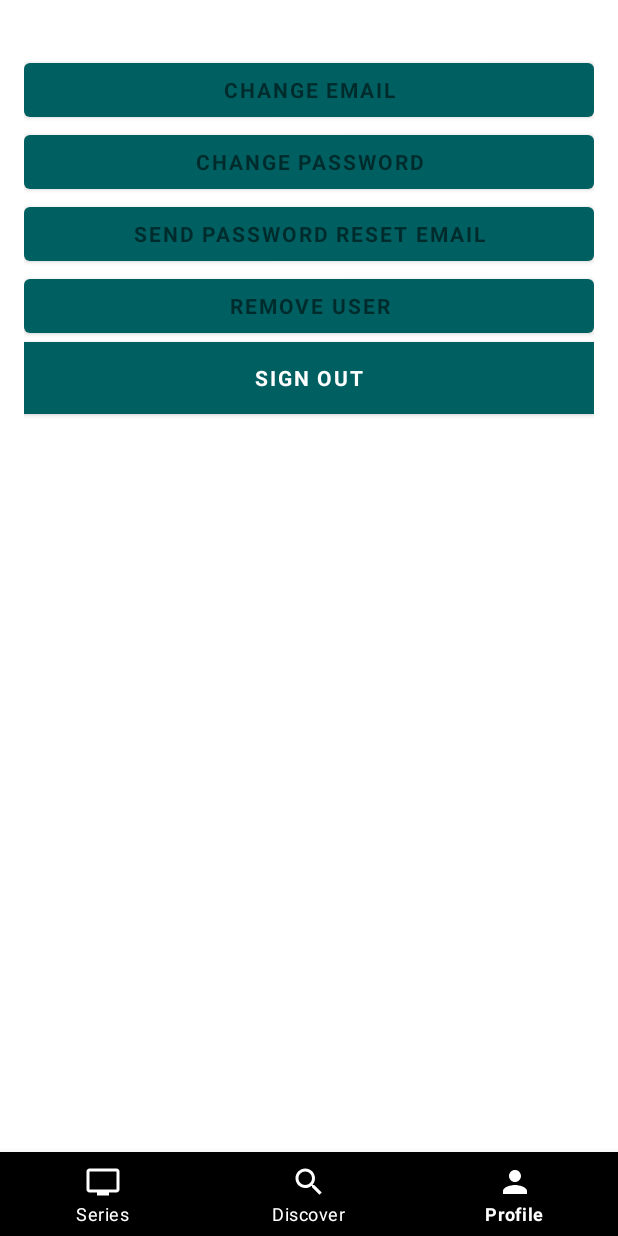
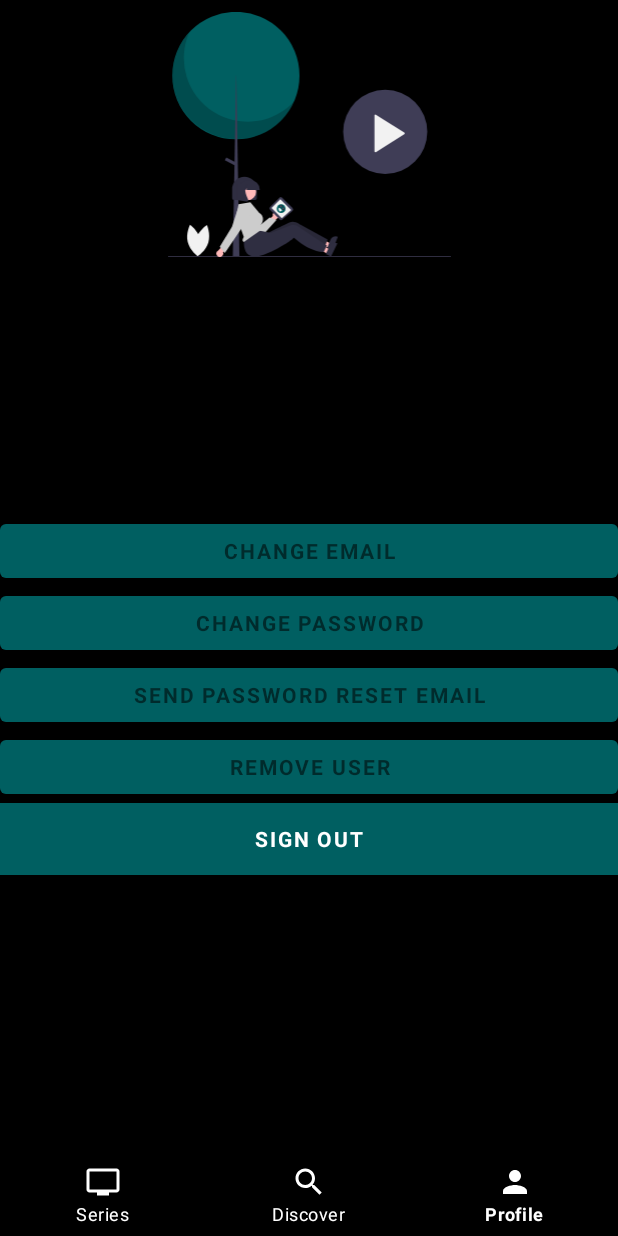
Before and after one commit to Gabicle/WatchIT, an Android app: the screen it shows after launch once a user with an empty profile is signed in (MainActivity), item 3 of the bottom bar chosen, on a phone screen of 412 x 824 dp. Run offline under Robolectric (Android 15) with nearby library versions, the phone set to English and light mode, and no system bars; our stand-ins replace Firebase (no records; nobody signed in at launch, a user with empty details on screens opened directly), Room's generated code; network calls fail; pictures from the network do not load.

Commit message:
Updated Profile UI

```diff
--- a/app/src/main/java/com/isep/series/fragments/ProfileFragment.java
+++ b/app/src/main/java/com/isep/series/fragments/ProfileFragment.java
@@ -16,6 +16,7 @@ import android.content.Intent;
 
 import android.widget.Button;
 import android.widget.EditText;
+import android.widget.ImageView;
 import android.widget.ProgressBar;
 import android.widget.Toast;
 
@@ -35,6 +36,7 @@ public class ProfileFragment extends Fragment {
     private ProgressBar progressBar;
     private FirebaseAuth.AuthStateListener authListener;
     private FirebaseAuth auth;
+    private ImageView profileImg;
 
 
     @Nullable
@@ -71,11 +73,14 @@ public class ProfileFragment extends Fragment {
         sendEmail = (Button) view.findViewById(R.id.send);
         remove = (Button) view.findViewById(R.id.remove);
         signOut = (Button) view.findViewById(R.id.sign_out);
+        profileImg = (ImageView) view.findViewById(R.id.profile_img);
 
         oldEmail = (EditText) view.findViewById(R.id.old_email);
         newEmail = (EditText) view.findViewById(R.id.new_email);
         password = (EditText) view.findViewById(R.id.password);
         newPassword = (EditText) view.findViewById(R.id.newPassword);
+
+        profileImg.setImageResource(R.drawable.ic_prof);
 
         oldEmail.setVisibility(View.GONE);
         newEmail.setVisibility(View.GONE);
--- /dev/null
+++ b/app/src/main/res/drawable/ic_prof.xml
@@ -0,0 +1,120 @@
+<vector xmlns:android="http://schemas.android.com/apk/res/android"
+    android:width="766dp"
+    android:height="663.78dp"
+    android:viewportWidth="766"
+    android:viewportHeight="663.78">
+  <path
+      android:pathData="M75.871,614.538c-6.979,23.313 3.852,47.148 3.852,47.148s22.147,-13.963 29.126,-37.276 -3.852,-47.148 -3.852,-47.148S82.85,591.225 75.871,614.538Z"
+      android:fillColor="#f2f2f2"/>
+  <path
+      android:pathData="M86.467,615.169c5.874,23.616 -6.068,46.915 -6.068,46.915s-21.465,-14.99 -27.339,-38.606 6.068,-46.915 6.068,-46.915S80.594,591.553 86.467,615.169Z"
+      android:fillColor="#f2f2f2"/>
+  <path
+      android:pathData="M435.535,638.619l4.442,-11.427l-41.96,-22.573l-6.556,16.865l44.074,17.135z"
+      android:fillColor="#ffb8b8"/>
+  <path
+      android:pathData="M459.337,608.81a15.379,15.379 0,0 0,-19.915 8.766l-2.997,7.703 -4.62,11.89 -1.129,2.915 14.806,5.76 14.321,-36.849Z"
+      android:fillColor="#2f2e41"/>
+  <path
+      android:pathData="M431.806,616.628l-1.932,5.124 -4.822,12.788 -0.116,0.32c-12.285,1.578 -25.752,-1.516 -38.209,-6.323a155.312,155.312 0,0 1,-14.624 -6.526c-7.044,-3.559 -13.352,-7.316 -18.383,-10.529 -7.576,-4.862 -12.26,-8.513 -12.26,-8.513s-1.238,1.118 -3.477,3.036c-3.002,2.568 -7.798,6.578 -13.873,11.299q-3.476,2.72 -7.465,5.69c-19.601,14.539 -44.756,-24.256 -44.756,-24.256s7.075,-4.504 8.923,-5.379c5.951,-2.816 19.932,-9.459 31.994,-15.363 6.214,-3.046 11.912,-5.903 15.737,-7.932 13.546,-7.212 30.384,6.435 30.384,6.435Z"
+      android:fillColor="#2f2e41"/>
+  <path
+      android:fillColor="#FF000000"
+      android:pathData="M431.806,616.628l-1.932,5.124 -4.822,12.788 -0.116,0.32c-12.285,1.578 -25.752,-1.516 -38.209,-6.323a155.312,155.312 0,0 1,-14.624 -6.526c-7.044,-3.559 -13.352,-7.316 -18.383,-10.529 -7.576,-4.862 -12.26,-8.513 -12.26,-8.513s-1.238,1.118 -3.477,3.036c-3.002,2.568 -7.798,6.578 -13.873,11.299q-3.476,2.72 -7.465,5.69c-19.601,14.539 -44.756,-24.256 -44.756,-24.256s7.075,-4.504 8.923,-5.379c5.951,-2.816 19.932,-9.459 31.994,-15.363 6.214,-3.046 11.912,-5.903 15.737,-7.932 13.546,-7.212 30.384,6.435 30.384,6.435Z"
+      android:strokeAlpha="0.14"
+      android:fillAlpha="0.14"/>
+  <path
+      android:pathData="M183.579,172.312m-172.312,0a172.312,172.312 0,1 1,344.623 0a172.312,172.312 0,1 1,-344.623 0"
+      android:fillColor="#005f61"/>
+  <path
+      android:fillColor="#FF000000"
+      android:pathData="M56.349,57.221A172.325,172.325 0,0 0,343.472 239.591,172.327 172.327,0 1,1 56.349,57.221Z"
+      android:strokeAlpha="0.2"
+      android:fillAlpha="0.2"/>
+  <path
+      android:pathData="M184.052,172.311l0.474,0l8.521,488.532l-17.989,0l8.994,-488.532z"
+      android:fillColor="#3f3d56"/>
+  <path
+      android:pathData="M153.557,401.412l3.97,-7.54l28.484,14.996l-3.97,7.54z"
+      android:fillColor="#3f3d56"/>
+  <path
+      android:pathData="M765,662.788L1,662.788a1,1 0,0 1,0 -2L765,660.788a1,1 0,0 1,0 2Z"
+      android:fillColor="#3f3d56"/>
+  <path
+      android:pathData="M235.746,509.077h-58a4.505,4.505 0,0 1,-4.5 -4.5v-25a33.5,33.5 0,0 1,67 0v25A4.505,4.505 0,0 1,235.746 509.077Z"
+      android:fillColor="#2f2e41"/>
+  <path
+      android:pathData="M290.904,540.478a9.377,9.377 0,0 0,-7.186 12.454l-15.772,14.506 6.478,11.734 21.985,-20.798a9.428,9.428 0,0 0,-5.505 -17.897Z"
+      android:fillColor="#ffb8b8"/>
+  <path
+      android:pathData="M243.448,606.43q-1.069,0 -2.14,-0.092A25.199,25.199 0,0 1,221.01 592.782l-25.267,-48.633a13.954,13.954 0,0 1,24.13 -13.965l23.311,52.304 31.719,-25.772 18.366,7.149 -31.016,34.242A25.485,25.485 0,0 1,243.448 606.43Z"
+      android:fillColor="#ccc"/>
+  <path
+      android:pathData="M336.913,531.285l-28.102,-28.102a5.242,5.242 0,0 0,-7.413 0l-25.28,25.28a5.242,5.242 0,0 0,0 7.413l26.256,26.256a5.242,5.242 0,0 0,7.133 0.26l27.125,-23.435a5.242,5.242 0,0 0,0.54 -7.393Q337.049,531.42 336.913,531.285Z"
+      android:fillColor="#3f3d56"/>
+  <path
+      android:pathData="M332.935,536.213l-28.926,-28.925l-23.871,23.871l27.803,27.802l24.994,-22.748z"
+      android:fillColor="#f2f2f2"/>
+  <path
+      android:pathData="M306.06,532.886m-11.746,0a11.746,11.746 0,1 1,23.492 0a11.746,11.746 0,1 1,-23.492 0"
+      android:fillColor="#005f61"/>
+  <path
+      android:fillColor="#FF000000"
+      android:pathData="M311.288,542.897a11.746,11.746 0,0 0,-11.966 -19.632,11.746 11.746,0 1,1 10.66,20.693A11.83,11.83 0,0 0,311.288 542.897Z"
+      android:strokeAlpha="0.1"
+      android:fillAlpha="0.1"/>
+  <path
+      android:pathData="M300.285,530.552c-1.401,1.316 -1.475,6.054 0.664,8.33s5.681,1.229 7.081,-0.087 0.13,-2.403 -2.009,-4.679S301.686,529.235 300.285,530.552Z"
+      android:fillColor="#f2f2f2"/>
+  <path
+      android:pathData="M312.209,533.077m-3.48,0a3.48,3.48 0,1 1,6.961 0a3.48,3.48 0,1 1,-6.961 0"
+      android:fillColor="#2f2e41"/>
+  <path
+      android:pathData="M305.953,526.419m-3.48,0a3.48,3.48 0,1 1,6.961 0a3.48,3.48 0,1 1,-6.961 0"
+      android:fillColor="#2f2e41"/>
+  <path
+      android:pathData="M312.209,533.077m-0.87,0a0.87,0.87 0,1 1,1.74 0a0.87,0.87 0,1 1,-1.74 0"
+      android:fillColor="#f2f2f2"/>
+  <path
+      android:pathData="M312.584,530.935m-0.435,0a0.435,0.435 0,1 1,0.87 0a0.435,0.435 0,1 1,-0.87 0"
+      android:fillColor="#f2f2f2"/>
+  <path
+      android:pathData="M306.328,524.277m-0.435,0a0.435,0.435 0,1 1,0.87 0a0.435,0.435 0,1 1,-0.87 0"
+      android:fillColor="#f2f2f2"/>
+  <path
+      android:pathData="M305.953,526.419m-0.87,0a0.87,0.87 0,1 1,1.74 0a0.87,0.87 0,1 1,-1.74 0"
+      android:fillColor="#f2f2f2"/>
+  <path
+      android:pathData="M431.99,654.69l5.307,-11.051l-40.101,-25.73l-7.833,16.311l42.627,20.47z"
+      android:fillColor="#ffb8b8"/>
+  <path
+      android:pathData="M458.012,626.798a15.379,15.379 0,0 0,-20.53 7.21l-3.58,7.45 -5.52,11.5 -1.35,2.82 14.32,6.88 17.11,-35.64Z"
+      android:fillColor="#2f2e41"/>
+  <path
+      android:pathData="M429.962,632.478l-2.32,4.96 -5.79,12.38 -0.14,0.31c-12.37,0.63 -25.56,-3.49 -37.61,-9.24a155.312,155.312 0,0 1,-14.08 -7.63c-6.75,-4.09 -12.75,-8.32 -17.52,-11.91 -7.18,-5.43 -11.57,-9.43 -11.57,-9.43s-1.32,1.02 -3.7,2.76c-3.19,2.33 -8.28,5.96 -14.7,10.2q-3.675,2.445 -7.88,5.1c-20.66,12.99 -50.04,28.81 -75.03,32.15 -43.89,5.87 -33.56,-52.7 -33.56,-52.7l34.93,-18.14 14.83,3.01 16.51,3.34 5.85,1.19s1.11,-0.42 3.02,-1.15c6.15,-2.35 20.6,-7.9 33.08,-12.86 6.43,-2.56 12.33,-4.97 16.3,-6.7 14.06,-6.15 29.8,8.75 29.8,8.75Z"
+      android:fillColor="#2f2e41"/>
+  <path
+      android:pathData="M142.145,663.526a9.377,9.377 0,0 0,6.532 -12.809l15,-15.302 -7.076,-11.384 -20.88,21.907a9.428,9.428 0,0 0,6.423 17.588Z"
+      android:fillColor="#ffb8b8"/>
+  <path
+      android:pathData="M214.958,486.807m-23.386,0a23.386,23.386 0,1 1,46.772 0a23.386,23.386 0,1 1,-46.772 0"
+      android:fillColor="#ffb8b8"/>
+  <path
+      android:pathData="M184.533,551.724 L204.905,609.48l-0.122,0.202c-2.833,4.684 -3.76,8.462 -2.678,10.926a4.761,4.761 0,0 0,3.019 2.604l48.209,-33.697 -1.688,-13.505 0.094,-0.151c4.66,-7.456 6.168,-14.208 4.485,-20.067 -2.184,-7.604 -9.125,-11.056 -9.195,-11.09l-0.168,-0.132L222.815,515.304 190.673,521.014Z"
+      android:fillColor="#ccc"/>
+  <path
+      android:pathData="M153.553,653.099 L139.906,636.302l32.899,-54.31 15.339,-47.413 0.476,0.154 -0.476,-0.154a19.047,19.047 0,1 1,33.964 16.437l-28.16,42.189Z"
+      android:fillColor="#ccc"/>
+  <path
+      android:pathData="M248.171,482.077L212.706,482.077l-0.364,-5.092 -1.818,5.092h-5.461l-0.721,-10.092 -3.604,10.092L190.171,482.077v-0.5a26.53,26.53 0,0 1,26.5 -26.5h5a26.53,26.53 0,0 1,26.5 26.5Z"
+      android:fillColor="#2f2e41"/>
+  <path
+      android:pathData="M212.415,513.743a4.597,4.597 0,0 1,-0.796 -0.07l-25.969,-4.582L185.65,466.171L214.237,466.171l-0.708,0.825c-9.847,11.484 -2.428,30.106 2.87,40.185a4.433,4.433 0,0 1,-0.352 4.707A4.482,4.482 0,0 1,212.415 513.743Z"
+      android:fillColor="#2f2e41"/>
+  <path
+      android:pathData="M588.139,324.689m-114,0a114,114 0,1 1,228 0a114,114 0,1 1,-228 0"
+      android:fillColor="#3f3d56"/>
+  <path
+      android:pathData="M558.992,280.378v96.991a2.497,2.497 0,0 0,3.74 2.302l76.883,-48.496a2.748,2.748 0,0 0,0 -4.571l-76.883,-48.496a2.474,2.474 0,0 0,-3.74 2.27Z"
+      android:fillColor="#f2f2f2"/>
+</vector>
--- a/app/src/main/res/layout/fragment_profile.xml
+++ b/app/src/main/res/layout/fragment_profile.xml
@@ -4,57 +4,61 @@
     android:layout_width="match_parent"
     android:layout_height="match_parent"
     xmlns:tools="http://schemas.android.com/tools"
-    android:padding="@dimen/activity_horizontal_margin"
-    android:layout_marginTop="20dp"
-
+    android:background="@color/black"
     >
 
         <ImageView
             android:id="@+id/profile_img"
-            android:layout_width="90dp"
-            android:layout_height="90dp"
+            android:layout_width="222dp"
+            android:layout_height="163dp"
+            android:layout_marginTop="8dp"
             app:layout_constraintEnd_toEndOf="parent"
             app:layout_constraintStart_toStartOf="parent"
             app:layout_constraintTop_toTopOf="parent"
-            tools:srcCompat="@tools:sample/avatars" />
+            tools:srcCompat="@drawable/ic_prof" />
 
 
         <EditText
             android:id="@+id/old_email"
-            android:layout_width="match_parent"
+            android:layout_width="wrap_content"
             android:layout_height="wrap_content"
-            android:layout_marginStart="8dp"
-            android:layout_marginEnd="8dp"
-            android:layout_marginBottom="4dp"
+            android:layout_marginTop="8dp"
+            android:backgroundTint="@color/white"
             android:ems="10"
             android:hint="@string/hint_email"
             android:inputType="textEmailAddress"
             android:maxLines="1"
             android:singleLine="true"
-
+            android:textColor="@color/white"
+            android:textColorHint="#A8A2A2"
             app:layout_constraintEnd_toEndOf="parent"
             app:layout_constraintStart_toStartOf="parent"
-            app:layout_constraintBottom_toTopOf="@+id/new_email"
-            />
+            app:layout_constraintTop_toBottomOf="@+id/profile_img" />
 
         <EditText
             android:id="@+id/new_email"
-            android:layout_width="match_parent"
+            android:layout_width="wrap_content"
             android:layout_height="wrap_content"
+            android:layout_marginTop="8dp"
+            android:backgroundTint="@color/white"
+            android:ems="10"
             android:hint="@string/hint_new_email"
             android:inputType="textEmailAddress"
             android:maxLines="1"
             android:singleLine="true"
-            android:textSize="20dp"
+            android:textColor="@color/white"
+            android:textColorHint="#A8A2A2"
             app:layout_constraintEnd_toEndOf="parent"
             app:layout_constraintStart_toStartOf="parent"
-            app:layout_constraintBottom_toTopOf="@+id/password"
-            />
+            app:layout_constraintTop_toBottomOf="@+id/profile_img" />
 
         <EditText
             android:id="@+id/password"
-            android:layout_width="match_parent"
+            android:layout_width="wrap_content"
             android:layout_height="wrap_content"
+            android:layout_marginTop="8dp"
+            android:backgroundTint="@color/white"
+            android:ems="10"
             android:focusableInTouchMode="true"
             android:hint="@string/prompt_password"
             android:imeActionId="@integer/login"
@@ -62,15 +66,19 @@
             android:inputType="textPassword"
             android:maxLines="1"
             android:singleLine="true"
+            android:textColor="@color/white"
+            android:textColorHint="#A8A2A2"
             app:layout_constraintEnd_toEndOf="parent"
             app:layout_constraintStart_toStartOf="parent"
-            app:layout_constraintBottom_toTopOf="@+id/newPassword"
-            />
+            app:layout_constraintTop_toBottomOf="@+id/profile_img" />
 
         <EditText
             android:id="@+id/newPassword"
-            android:layout_width="match_parent"
+            android:layout_width="wrap_content"
             android:layout_height="wrap_content"
+            android:layout_marginTop="8dp"
+            android:backgroundTint="@color/white"
+            android:ems="10"
             android:focusableInTouchMode="true"
             android:hint="@string/new_pass"
             android:imeActionId="@integer/login"
@@ -78,55 +86,55 @@
             android:inputType="textPassword"
             android:maxLines="1"
             android:singleLine="true"
+            android:textColor="@color/white"
+            android:textColorHint="#A8A2A2"
             app:layout_constraintEnd_toEndOf="parent"
+            app:layout_constraintHorizontal_bias="0.502"
             app:layout_constraintStart_toStartOf="parent"
-            app:layout_constraintBottom_toTopOf="@+id/changeEmail"
-            />
+            app:layout_constraintTop_toBottomOf="@+id/profile_img" />
 
         <Button
             android:id="@+id/changeEmail"
             style="?android:textAppearanceSmall"
             android:layout_width="wrap_content"
             android:layout_height="wrap_content"
-            android:layout_marginTop="16dp"
+            android:layout_marginTop="8dp"
+            android:background="@color/myP"
+            android:text="@string/btn_change"
+            android:textColor="@android:color/white"
+            android:textStyle="bold"
+            app:layout_constraintEnd_toEndOf="parent"
+            app:layout_constraintHorizontal_bias="0.498"
+            app:layout_constraintStart_toStartOf="parent"
+            app:layout_constraintTop_toBottomOf="@+id/new_email" />
+
+        <Button
+            android:id="@+id/changePass"
+            style="?android:textAppearanceSmall"
+            android:layout_width="wrap_content"
+            android:layout_height="wrap_content"
+            android:layout_marginTop="12dp"
             android:background="@color/myP"
             android:text="@string/btn_change"
             android:textColor="@android:color/white"
             android:textStyle="bold"
             app:layout_constraintEnd_toEndOf="parent"
             app:layout_constraintStart_toStartOf="parent"
-            app:layout_constraintBottom_toTopOf="@+id/changePass"
-            />
-
-        <Button
-            android:id="@+id/changePass"
-            style="?android:textAppearanceSmall"
-            android:layout_width="wrap_content"
-            android:layout_height="wrap_content"
-            android:layout_marginTop="16dp"
-            android:background="@color/myP"
-            android:text="@string/btn_change"
-            android:textColor="@android:color/white"
-            android:textStyle="bold"
-            app:layout_constraintEnd_toEndOf="parent"
-            app:layout_constraintStart_toStartOf="parent"
-            app:layout_constraintBottom_toTopOf="@+id/send"
-            />
+            app:layout_constraintTop_toBottomOf="@+id/newPassword" />
 
         <Button
             android:id="@+id/send"
             style="?android:textAppearanceSmall"
             android:layout_width="wrap_content"
             android:layout_height="wrap_content"
-            android:layout_marginTop="16dp"
+            android:layout_marginTop="8dp"
             android:background="@color/myP"
             android:text="@string/btn_send"
             android:textColor="@android:color/white"
             android:textStyle="bold"
             app:layout_constraintEnd_toEndOf="parent"
             app:layout_constraintStart_toStartOf="parent"
-            app:layout_constraintBottom_toTopOf="@+id/changePass"
-            />
+            app:layout_constraintTop_toBottomOf="@+id/old_email" />
 
         <ProgressBar
             android:id="@+id/progressBar"
@@ -144,15 +152,14 @@
             style="?android:textAppearanceSmall"
             android:layout_width="wrap_content"
             android:layout_height="wrap_content"
-            android:layout_marginTop="16dp"
+            android:layout_marginTop="100dp"
             android:background="@color/myP"
             android:text="@string/btn_remove"
             android:textColor="@android:color/white"
             android:textStyle="bold"
             app:layout_constraintEnd_toEndOf="parent"
             app:layout_constraintStart_toStartOf="parent"
-            app:layout_constraintBottom_toTopOf="@+id/change_email_button"
-            />
+            app:layout_constraintTop_toBottomOf="@+id/profile_img" />
 
         <Button
             android:id="@+id/change_email_button"
@@ -172,26 +179,24 @@
             style="?android:textAppearanceSmall"
             android:layout_width="match_parent"
             android:layout_height="wrap_content"
-            android:layout_marginTop="16dp"
             android:text="@string/change_password"
             android:textStyle="bold"
+            app:layout_constraintBottom_toTopOf="@+id/sending_pass_reset_button"
             app:layout_constraintEnd_toEndOf="parent"
-            app:layout_constraintStart_toStartOf="parent"
-            app:layout_constraintBottom_toTopOf="@+id/sending_pass_reset_button"
-            />
+            app:layout_constraintHorizontal_bias="0.75"
+            app:layout_constraintStart_toStartOf="parent" />
 
         <Button
             android:id="@+id/sending_pass_reset_button"
             style="?android:textAppearanceSmall"
             android:layout_width="match_parent"
             android:layout_height="wrap_content"
-            android:layout_marginTop="16dp"
             android:text="@string/send_password_reset_email"
             android:textStyle="bold"
+            app:layout_constraintBottom_toTopOf="@+id/remove_user_button"
             app:layout_constraintEnd_toEndOf="parent"
-            app:layout_constraintStart_toStartOf="parent"
-            app:layout_constraintBottom_toTopOf="@+id/remove_user_button"
-            />
+            app:layout_constraintHorizontal_bias="0.25"
+            app:layout_constraintStart_toStartOf="parent" />
 
         <Button
             android:id="@+id/remove_user_button"
@@ -211,15 +216,15 @@
             style="?android:textAppearanceSmall"
             android:layout_width="match_parent"
             android:layout_height="wrap_content"
-            android:layout_marginTop="16dp"
+            android:layout_marginTop="364dp"
             android:background="@color/myP"
             android:text="@string/btn_sign_out"
             android:textColor="@android:color/white"
             android:textStyle="bold"
             app:layout_constraintEnd_toEndOf="parent"
+            app:layout_constraintHorizontal_bias="0.0"
             app:layout_constraintStart_toStartOf="parent"
-            app:layout_constraintTop_toTopOf="@+id/old_email"
-            />
+            app:layout_constraintTop_toTopOf="@+id/old_email" />
 
 
 </androidx.constraintlayout.widget.ConstraintLayout>
```
